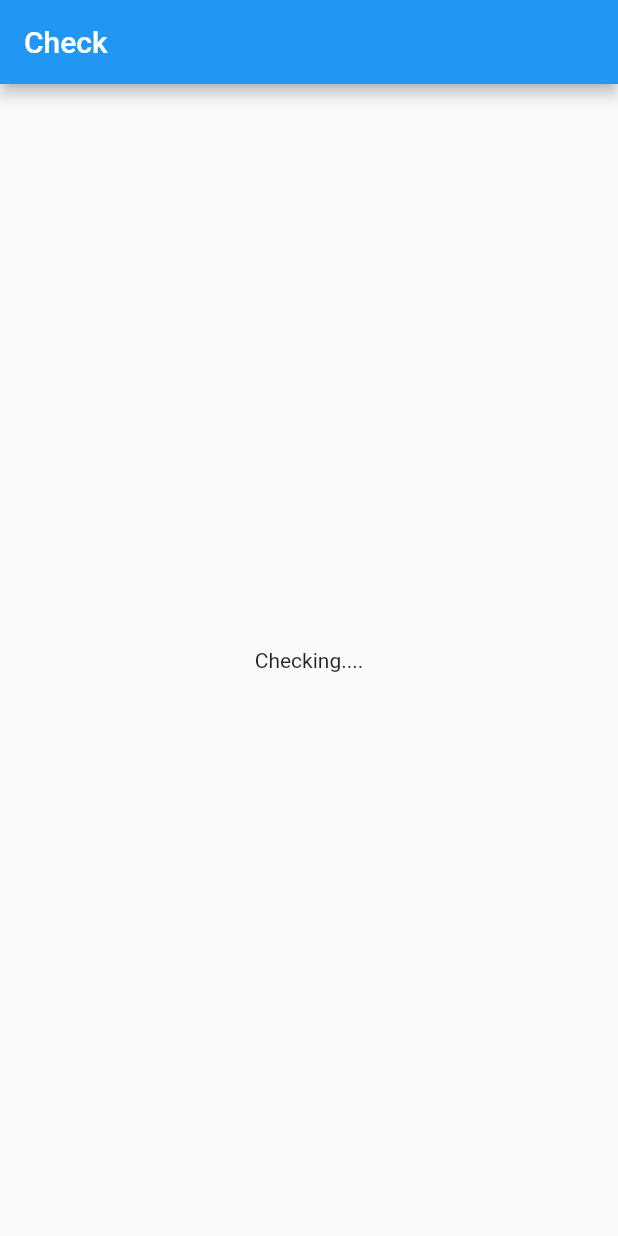
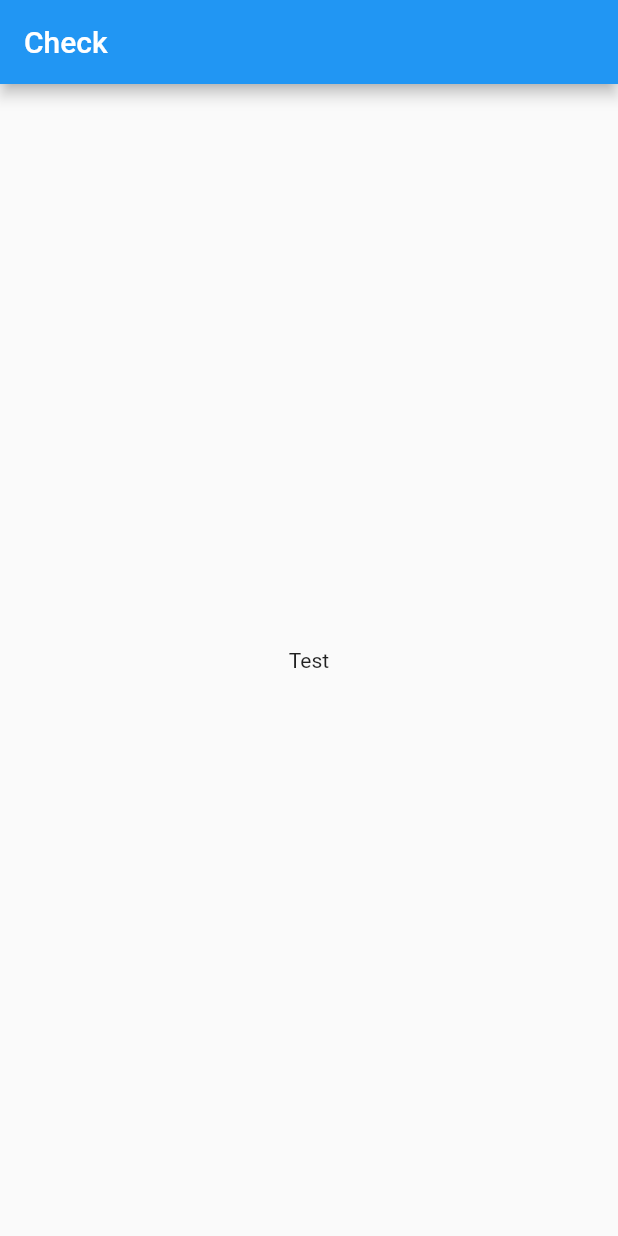
Before and after one commit to HrishikeshRathore/Authentication-learn, a Flutter app: the screen it shows after launch, on a phone screen of 412 x 824 dp. Run offline on Flutter 3.47's test engine with Material 2 defaults, Android fonts, the phone set to English and light mode, and no system bars.

Commit message:
updated test

```diff
--- a/lib/main.dart
+++ b/lib/main.dart
@@ -19,7 +19,7 @@ class MyApp extends StatelessWidget {
           title: Text('Check'),
         ),
         body: Center(
-          child: Text('Checking....'),
+          child: Text('Test'),
         ),
       ),
     );
```
